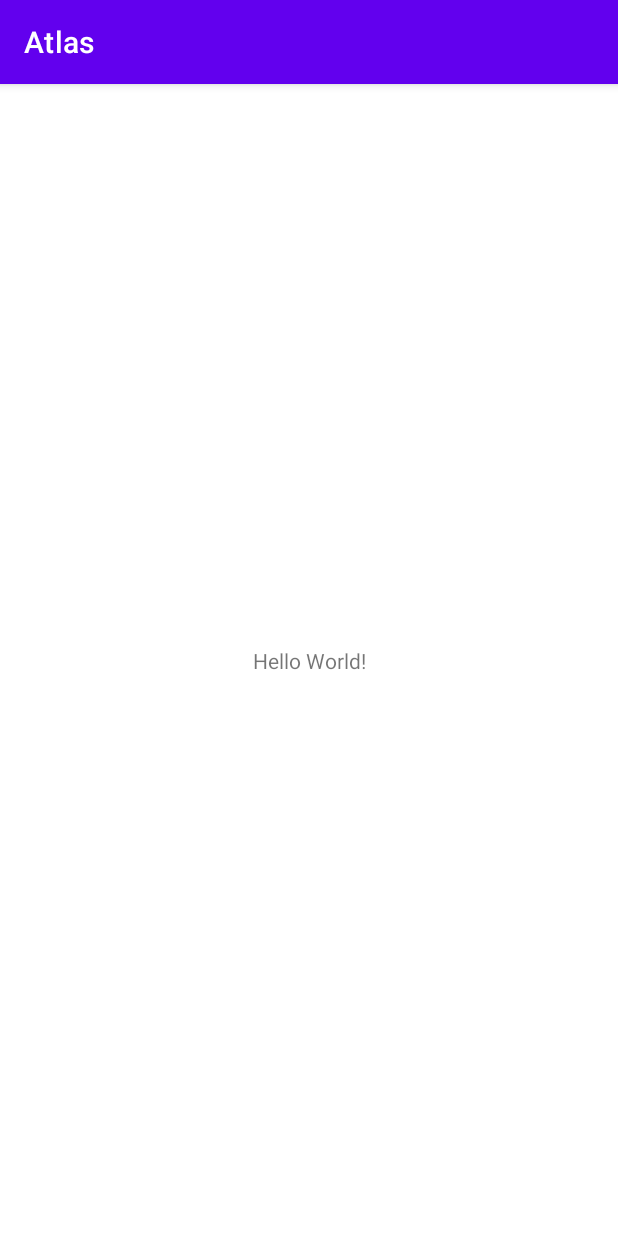
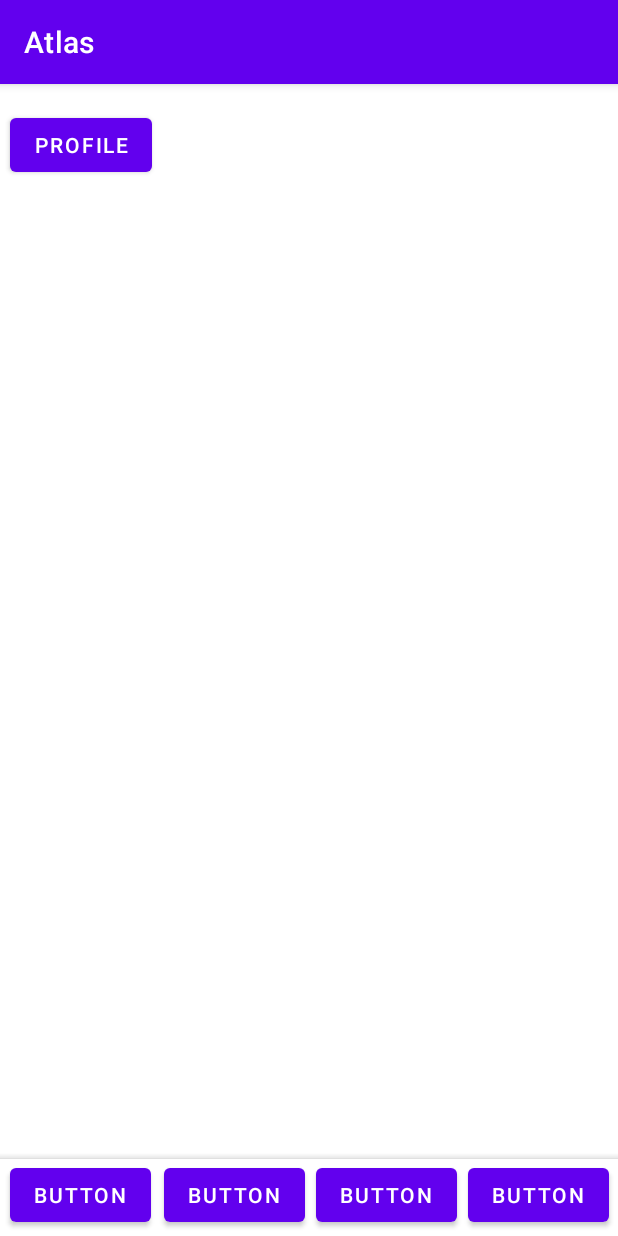
Before and after one commit to dhairyab0069/Atlas, an Android app: the screen it shows after launch (MainActivity), on a phone screen of 412 x 824 dp. Run offline under Robolectric (Android 15) with nearby library versions, the phone set to English and light mode, and no system bars.

Commit message:
activity_main.xml

```diff
--- a/app/src/main/res/layout/activity_main.xml
+++ b/app/src/main/res/layout/activity_main.xml
@@ -6,13 +6,78 @@
     android:layout_height="match_parent"
     tools:context=".MainActivity">
 
-    <TextView
+    <Button
+        android:id="@+id/button8"
         android:layout_width="wrap_content"
         android:layout_height="wrap_content"
-        android:text="Hello World!"
+        android:text="Button"
         app:layout_constraintBottom_toBottomOf="parent"
         app:layout_constraintEnd_toEndOf="parent"
+        app:layout_constraintHorizontal_bias="0.981"
         app:layout_constraintStart_toStartOf="parent"
-        app:layout_constraintTop_toTopOf="parent" />
+        app:layout_constraintTop_toTopOf="parent"
+        app:layout_constraintVertical_bias="0.995" />
+
+    <Button
+        android:id="@+id/button7"
+        android:layout_width="wrap_content"
+        android:layout_height="wrap_content"
+        android:text="Button"
+        app:layout_constraintBottom_toBottomOf="parent"
+        app:layout_constraintEnd_toEndOf="parent"
+        app:layout_constraintHorizontal_bias="0.662"
+        app:layout_constraintStart_toStartOf="parent"
+        app:layout_constraintTop_toTopOf="parent"
+        app:layout_constraintVertical_bias="0.995" />
+
+    <Button
+        android:id="@+id/button6"
+        android:layout_width="wrap_content"
+        android:layout_height="wrap_content"
+        android:text="Button"
+        app:layout_constraintBottom_toBottomOf="parent"
+        app:layout_constraintEnd_toEndOf="parent"
+        app:layout_constraintHorizontal_bias="0.343"
+        app:layout_constraintStart_toStartOf="parent"
+        app:layout_constraintTop_toTopOf="parent"
+        app:layout_constraintVertical_bias="0.995" />
+
+    <com.google.android.material.bottomappbar.BottomAppBar
+        android:id="@+id/bottomAppBar"
+        android:layout_width="415dp"
+        android:layout_height="51dp"
+        android:layout_gravity="bottom"
+        app:layout_constraintBottom_toBottomOf="parent"
+        app:layout_constraintEnd_toEndOf="parent"
+        app:layout_constraintHorizontal_bias="0.0"
+        app:layout_constraintStart_toStartOf="parent"
+        app:layout_constraintTop_toTopOf="parent"
+        app:layout_constraintVertical_bias="1.0"
+        tools:ignore="BottomAppBar" />
+
+    <Button
+        android:id="@+id/button4"
+        android:layout_width="wrap_content"
+        android:layout_height="wrap_content"
+        android:text="Button"
+        app:layout_constraintBottom_toBottomOf="parent"
+        app:layout_constraintEnd_toEndOf="parent"
+        app:layout_constraintHorizontal_bias="0.022"
+        app:layout_constraintStart_toStartOf="parent"
+        app:layout_constraintTop_toTopOf="parent"
+        app:layout_constraintVertical_bias="0.995" />
+
+    <Button
+        android:id="@+id/profileButton"
+        android:layout_width="wrap_content"
+        android:layout_height="wrap_content"
+        android:text="Profile"
+        app:layout_constraintBottom_toBottomOf="parent"
+        app:layout_constraintEnd_toEndOf="parent"
+        app:layout_constraintHorizontal_bias="0.022"
+        app:layout_constraintStart_toStartOf="parent"
+        app:layout_constraintTop_toTopOf="parent"
+        app:layout_constraintVertical_bias="0.023" />
+
 
 </androidx.constraintlayout.widget.ConstraintLayout>
```
